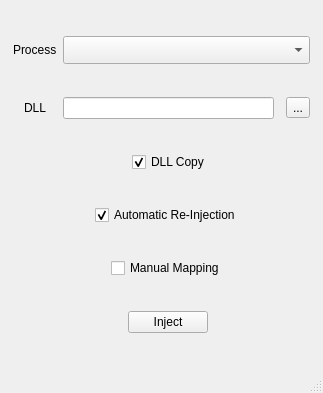
First picture: the form in src/forwarder/mainwindow.ui, repository powware/dynamic-loader, before the edit.
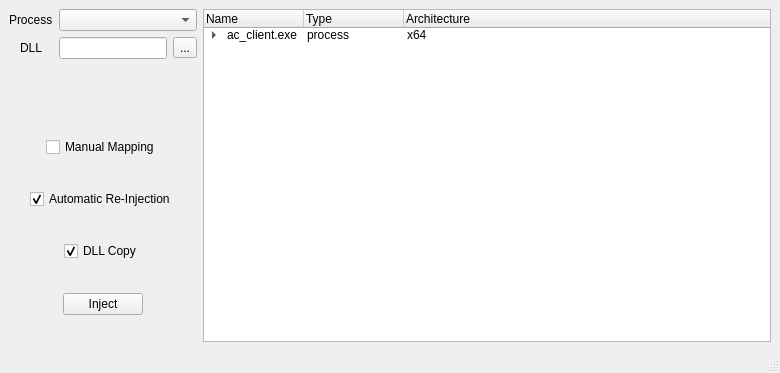
Second picture: the form after the edit. Custom widgets are drawn as their Qt base class.

```diff
--- a/src/forwarder/mainwindow.ui
+++ b/src/forwarder/mainwindow.ui
@@ -6,8 +6,8 @@
    <rect>
     <x>0</x>
     <y>0</y>
-    <width>323</width>
-    <height>393</height>
+    <width>780</width>
+    <height>373</height>
    </rect>
   </property>
   <property name="focusPolicy">
@@ -18,111 +18,166 @@
   </property>
   <widget class="QWidget" name="centralwidget">
    <layout class="QGridLayout" name="gridLayout">
-    <item row="6" column="2" alignment="Qt::AlignmentFlag::AlignHCenter">
-     <widget class="QPushButton" name="inject_button">
-      <property name="sizePolicy">
-       <sizepolicy hsizetype="Minimum" vsizetype="Fixed">
-        <horstretch>0</horstretch>
-        <verstretch>0</verstretch>
-       </sizepolicy>
+    <item row="0" column="0" colspan="2">
+     <layout class="QGridLayout" name="gridLayout_2">
+      <property name="sizeConstraint">
+       <enum>QLayout::SizeConstraint::SetDefaultConstraint</enum>
       </property>
-      <property name="text">
-       <string>Inject</string>
-      </property>
-     </widget>
+      <item row="1" column="0" alignment="Qt::AlignmentFlag::AlignHCenter">
+       <widget class="QLabel" name="label">
+        <property name="text">
+         <string>DLL</string>
+        </property>
+       </widget>
+      </item>
+      <item row="0" column="0">
+       <widget class="QLabel" name="label_2">
+        <property name="text">
+         <string>Process</string>
+        </property>
+       </widget>
+      </item>
+      <item row="1" column="2">
+       <widget class="QToolButton" name="file_browser">
+        <property name="toolTip">
+         <string/>
+        </property>
+        <property name="text">
+         <string>...</string>
+        </property>
+       </widget>
+      </item>
+      <item row="1" column="1">
+       <widget class="QLineEdit" name="file_selector">
+        <property name="maximumSize">
+         <size>
+          <width>214</width>
+          <height>16777215</height>
+         </size>
+        </property>
+       </widget>
+      </item>
+      <item row="0" column="1" colspan="2">
+       <widget class="ProcessSelector" name="process_selector">
+        <property name="sizePolicy">
+         <sizepolicy hsizetype="Preferred" vsizetype="Fixed">
+          <horstretch>0</horstretch>
+          <verstretch>0</verstretch>
+         </sizepolicy>
+        </property>
+        <property name="maximumSize">
+         <size>
+          <width>247</width>
+          <height>16777215</height>
+         </size>
+        </property>
+       </widget>
+      </item>
+     </layout>
     </item>
-    <item row="3" column="2" alignment="Qt::AlignmentFlag::AlignHCenter">
-     <widget class="QCheckBox" name="automatic_reinjection">
-      <property name="text">
-       <string>Automatic Re-Injection</string>
-      </property>
-      <property name="checked">
-       <bool>true</bool>
-      </property>
-     </widget>
+    <item row="2" column="0" rowspan="8" colspan="2">
+     <layout class="QGridLayout" name="gridLayout_3">
+      <item row="4" column="0" alignment="Qt::AlignmentFlag::AlignHCenter">
+       <widget class="QPushButton" name="inject_button">
+        <property name="sizePolicy">
+         <sizepolicy hsizetype="Minimum" vsizetype="Fixed">
+          <horstretch>0</horstretch>
+          <verstretch>0</verstretch>
+         </sizepolicy>
+        </property>
+        <property name="text">
+         <string>Inject</string>
+        </property>
+       </widget>
+      </item>
+      <item row="2" column="0" alignment="Qt::AlignmentFlag::AlignHCenter">
+       <widget class="QCheckBox" name="automatic_reinjection">
+        <property name="text">
+         <string>Automatic Re-Injection</string>
+        </property>
+        <property name="checked">
+         <bool>true</bool>
+        </property>
+       </widget>
+      </item>
+      <item row="3" column="0" alignment="Qt::AlignmentFlag::AlignHCenter">
+       <widget class="QCheckBox" name="dll_copy">
+        <property name="text">
+         <string>DLL Copy</string>
+        </property>
+        <property name="checked">
+         <bool>true</bool>
+        </property>
+       </widget>
+      </item>
+      <item row="1" column="0" alignment="Qt::AlignmentFlag::AlignHCenter">
+       <widget class="QCheckBox" name="checkBox_2">
+        <property name="text">
+         <string>Manual Mapping</string>
+        </property>
+       </widget>
+      </item>
+     </layout>
     </item>
-    <item row="0" column="2" colspan="3">
-     <widget class="ProcessSelector" name="process_selector">
+    <item row="0" column="3" rowspan="10">
+     <widget class="QTreeWidget" name="module_list">
       <property name="sizePolicy">
-       <sizepolicy hsizetype="Preferred" vsizetype="Fixed">
+       <sizepolicy hsizetype="Expanding" vsizetype="Expanding">
         <horstretch>0</horstretch>
         <verstretch>0</verstretch>
        </sizepolicy>
       </property>
-      <property name="minimumSize">
-       <size>
-        <width>247</width>
-        <height>28</height>
-       </size>
-      </property>
+      <column>
+       <property name="text">
+        <string>Name</string>
+       </property>
+      </column>
+      <column>
+       <property name="text">
+        <string>Type</string>
+       </property>
+      </column>
+      <column>
+       <property name="text">
+        <string>Architecture</string>
+       </property>
+      </column>
+      <item>
+       <property name="text">
+        <string>ac_client.exe</string>
+       </property>
+       <property name="text">
+        <string>process</string>
+       </property>
+       <property name="text">
+        <string>x64</string>
+       </property>
+       <item>
+        <property name="text">
+         <string>assaultcube.dll</string>
+        </property>
+        <property name="text">
+         <string>module</string>
+        </property>
+        <property name="text">
+         <string/>
+        </property>
+       </item>
+      </item>
      </widget>
     </item>
-    <item row="1" column="1" alignment="Qt::AlignmentFlag::AlignHCenter">
-     <widget class="QLabel" name="label">
-      <property name="text">
-       <string>DLL</string>
-      </property>
-     </widget>
-    </item>
-    <item row="4" column="2" alignment="Qt::AlignmentFlag::AlignHCenter">
-     <widget class="QCheckBox" name="checkBox_2">
-      <property name="text">
-       <string>Manual Mapping</string>
-      </property>
-     </widget>
-    </item>
-    <item row="1" column="2">
-     <widget class="QLineEdit" name="file_selector"/>
-    </item>
-    <item row="2" column="2" colspan="2" alignment="Qt::AlignmentFlag::AlignHCenter">
-     <widget class="QCheckBox" name="dll_copy">
-      <property name="text">
-       <string>DLL Copy</string>
-      </property>
-      <property name="checked">
-       <bool>true</bool>
-      </property>
-     </widget>
-    </item>
-    <item row="0" column="0">
-     <spacer name="horizontalSpacer">
+    <item row="1" column="0" colspan="2">
+     <spacer name="verticalSpacer">
       <property name="orientation">
-       <enum>Qt::Orientation::Horizontal</enum>
+       <enum>Qt::Orientation::Vertical</enum>
       </property>
-      <property name="sizeHint" stdset="0">
-       <size>
-        <width>40</width>
-        <height>20</height>
-       </size>
+      <property name="sizeType">
+       <enum>QSizePolicy::Policy::Fixed</enum>
       </property>
-     </spacer>
-    </item>
-    <item row="0" column="1" alignment="Qt::AlignmentFlag::AlignHCenter">
-     <widget class="QLabel" name="label_2">
-      <property name="text">
-       <string>Process</string>
-      </property>
-     </widget>
-    </item>
-    <item row="1" column="4">
-     <widget class="QToolButton" name="file_browser">
-      <property name="toolTip">
-       <string/>
-      </property>
-      <property name="text">
-       <string>...</string>
-      </property>
-     </widget>
-    </item>
-    <item row="0" column="5">
-     <spacer name="horizontalSpacer_2">
-      <property name="orientation">
-       <enum>Qt::Orientation::Horizontal</enum>
-      </property>
       <property name="sizeHint" stdset="0">
        <size>
-        <width>40</width>
-        <height>20</height>
+        <width>20</width>
+        <height>40</height>
        </size>
       </property>
      </spacer>
```
Left out of the diff: 2 changed lines with no effect on the pictures.
